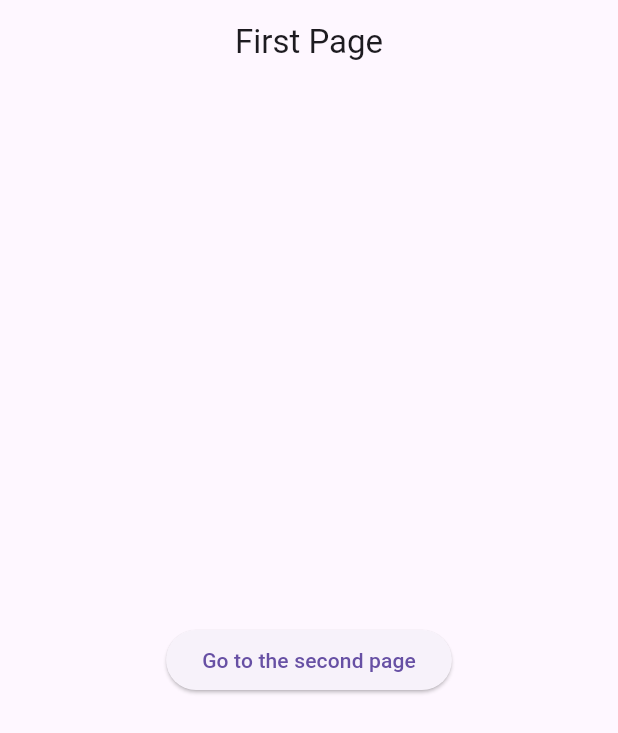
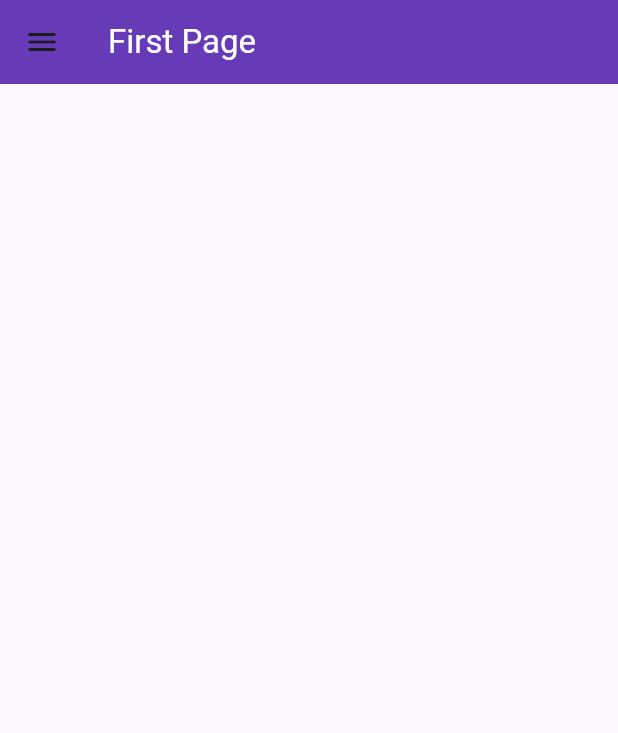
Before and after one commit to HtetWaiHlyanKyaw/Flutter-Widgets-Testing, a Flutter app: the screen it shows after launch, on a phone screen of 412 x 824 dp. Shown: the top 733 px of the screen. Run offline on Flutter 3.47's test engine with Material 3 defaults, Android fonts, the phone set to English and light mode, and no system bars.

```diff
--- a/lib/main.dart
+++ b/lib/main.dart
@@ -2,7 +2,8 @@
 
 import 'package:flutter/material.dart';
 import 'package:new_project/pages/first_page.dart';
-import 'package:new_project/pages/second_page.dart';
+import 'package:new_project/pages/home_page.dart';
+import 'package:new_project/pages/settings_page.dart';
 
 void main() {
   runApp(MyApp());
@@ -11,10 +12,6 @@ void main() {
 class MyApp extends StatelessWidget {
   const MyApp({super.key});
 
-  void userTapped() {
-    print("User Tapped");
-  }
-
   // List names = ["Htet Wai", "Thiri"];
   @override
   Widget build(BuildContext context) {
@@ -22,8 +19,9 @@ class MyApp extends StatelessWidget {
         debugShowCheckedModeBanner: false,
         home: FirstPage(),
         routes: {
-          'firstpage': (context) => FirstPage(),
-          '/secondpage': (context) => SecondPage(),
+          '/firstpage': (context) => FirstPage(),
+          '/homepage': (context) => HomePage(),
+          '/settingspage': (context) => SettingsPage(),
         });
   }
 }
--- a/lib/pages/first_page.dart
+++ b/lib/pages/first_page.dart
@@ -1,21 +1,41 @@
+// ignore_for_file: prefer_const_constructors, use_key_in_widget_constructors
+
 import 'package:flutter/material.dart';
 
 class FirstPage extends StatelessWidget {
-  const FirstPage({super.key});
-
   @override
   Widget build(BuildContext context) {
     return Scaffold(
       appBar: AppBar(
-        title: Text("First Page"),
-        centerTitle: true,
+        title: Text(
+          "First Page",
+          style: TextStyle(color: Colors.white),
+        ),
+        backgroundColor: Colors.deepPurple,
       ),
-      body: Center(
-        child: ElevatedButton(
-          child: Text("Go to the second page"),
-          onPressed: () {
-            Navigator.pushNamed(context, '/secondpage');
-          },
+      drawer: Drawer(
+        backgroundColor: Colors.deepPurple[200],
+        child: Column(
+          children: [
+            DrawerHeader(
+              child: Icon(Icons.favorite, size: 48),
+            ),
+            ListTile(
+              leading: Icon(Icons.home),
+              title: Text('HOME'),
+              onTap: () {
+                Navigator.pop(context);
+                Navigator.pushNamed(context, "/homepage");
+              },
+            ),
+            ListTile(
+              leading: Icon(Icons.settings),
+              title: Text('SETTINGS'),
+              onTap: () {
+                Navigator.pushNamed(context, "/settingspage");
+              },
+            ),
+          ],
         ),
       ),
     );
```
Also changed, not shown: lib/pages/home_page.dart (added, +20 -0 lines), lib/pages/second_page.dart (deleted, +0 -15 lines), lib/pages/settings_page.dart (added, +20 -0 lines).
